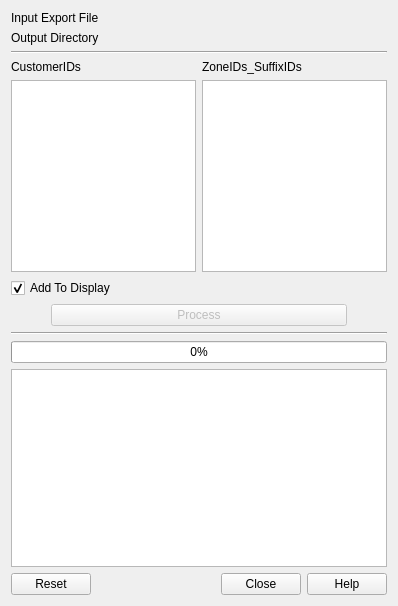
First picture: the form in mbr_shapefile_generator_dialog_base.ui, repository dcahoon3/mbr_shapefile_generator, before the edit.
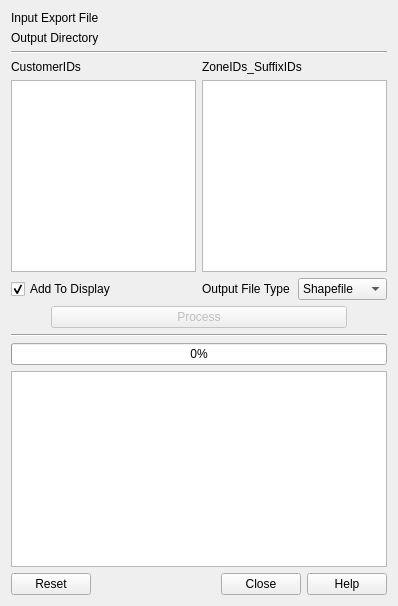
Second picture: the form after the edit. Custom widgets are drawn as their Qt base class.

Commit message: Added output file type combo box

```diff
--- a/mbr_shapefile_generator_dialog_base.ui
+++ b/mbr_shapefile_generator_dialog_base.ui
@@ -22,7 +22,7 @@
     </widget>
    </item>
    <item row="3" column="0">
-    <layout class="QVBoxLayout" name="verticalLayout">
+    <layout class="QHBoxLayout" name="horizontalLayout_3">
      <item>
       <widget class="QCheckBox" name="display_check_box">
        <property name="text">
@@ -36,6 +36,34 @@
        </property>
       </widget>
      </item>
+     <item>
+      <layout class="QHBoxLayout" name="horizontalLayout_2">
+       <item>
+        <widget class="QLabel" name="label_5">
+         <property name="layoutDirection">
+          <enum>Qt::RightToLeft</enum>
+         </property>
+         <property name="text">
+          <string>Output File Type</string>
+         </property>
+        </widget>
+       </item>
+       <item>
+        <widget class="QComboBox" name="output_type_combo_box">
+         <item>
+          <property name="text">
+           <string>Shapefile</string>
+          </property>
+         </item>
+         <item>
+          <property name="text">
+           <string>KMZ</string>
+          </property>
+         </item>
+        </widget>
+       </item>
+      </layout>
+     </item>
     </layout>
    </item>
    <item row="4" column="0">
```
Left out of the diff: 146 changed lines with no effect on the pictures. Lines whose indentation alone changed are shown as unchanged.
